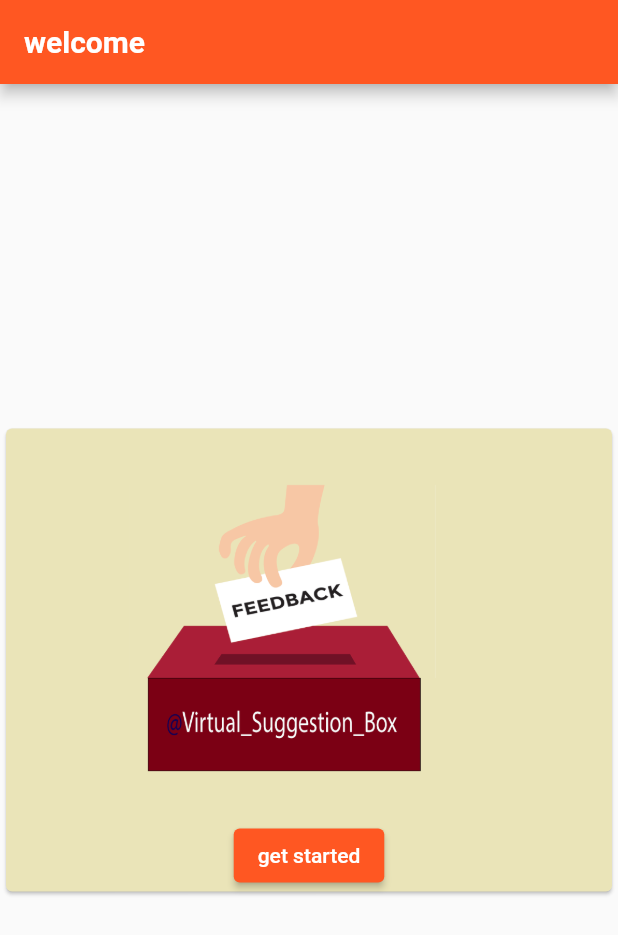
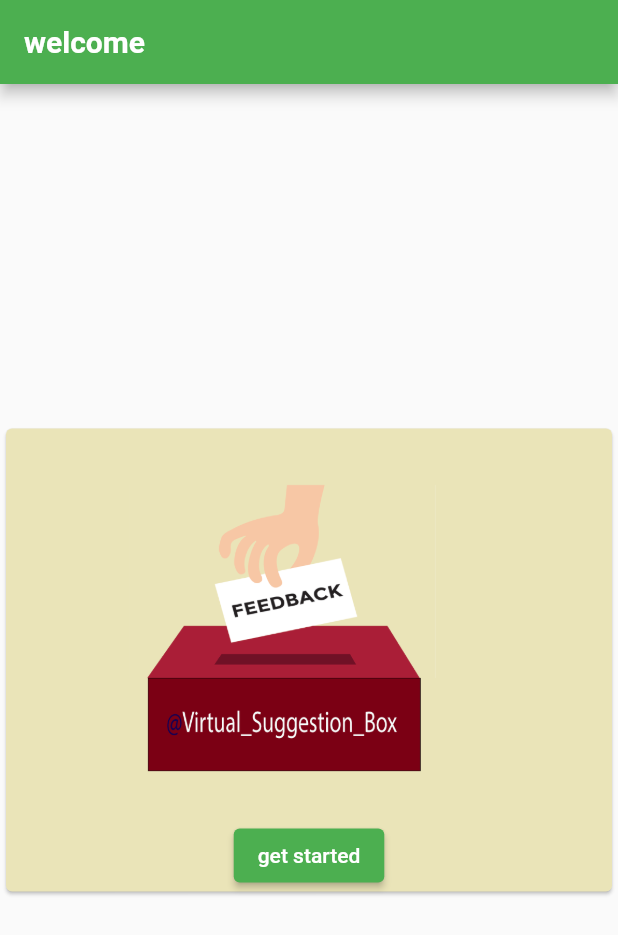
Before and after one commit to team-vitual-suggestion-box/at_virtual_suggestion_box, a Flutter app: the screen it shows after launch, on a phone screen of 412 x 824 dp. Shown: the top 935 px of the screen. Run offline on Flutter 3.47's test engine with Material 2 defaults, Android fonts, the phone set to English and light mode, and no system bars.

```diff
--- a/lib/main.dart
+++ b/lib/main.dart
@@ -1,5 +1,6 @@
 import 'package:at_virtual_suggestion_box/screens/landingScreen.dart';
 import 'package:flutter/material.dart';
+import 'package:at_virtual_suggestion_box/screens/loginScreen.dart';
 
 void main() {
   runApp(MyApp());
@@ -10,12 +11,13 @@ class MyApp extends StatelessWidget {
   Widget build(BuildContext context) {
     return MaterialApp(
       theme: ThemeData(
-        primarySwatch: Colors.deepOrange,
+        primarySwatch: Colors.green,
         visualDensity: VisualDensity.adaptivePlatformDensity,
       ),
       initialRoute:  LandingPage.id,
       routes: {
         LandingPage.id: (context) => LandingPage(),
+        LoginPage.id: (context) => LoginPage()
       },
     );
   }
```
Also changed, not shown: lib/screens/loginScreen.dart (added, +43 -0 lines), pubspec.yaml (+6 -4 lines), pubspec.lock.
